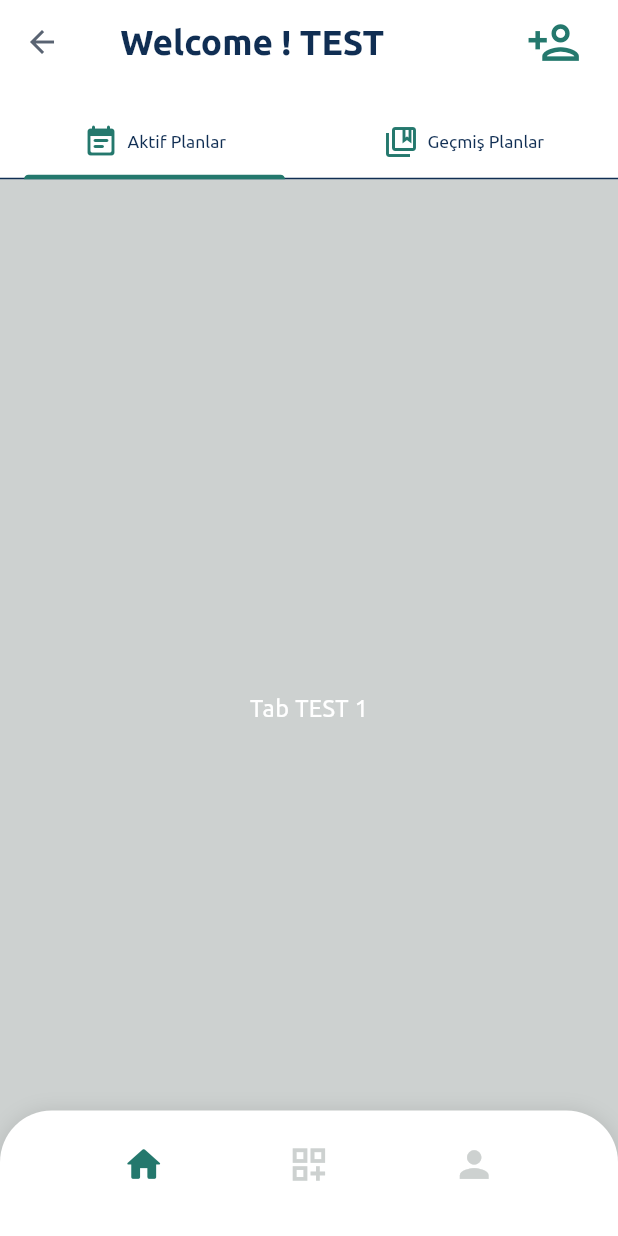
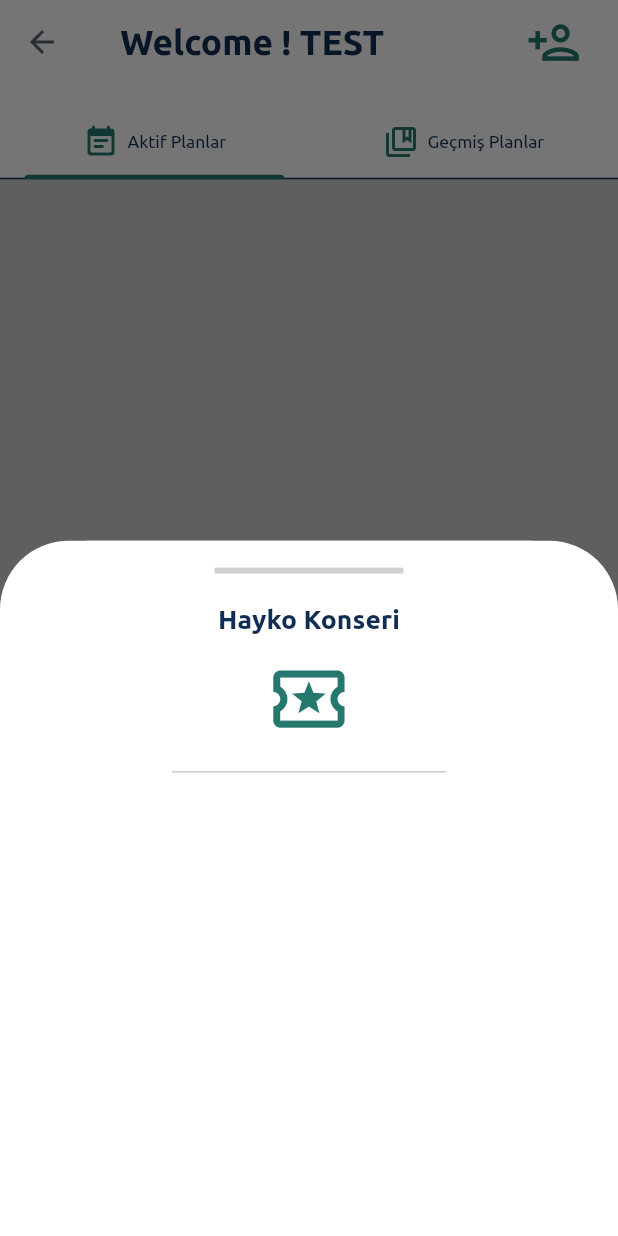
Before and after one commit to kutsaltekbas/planla_app, a Flutter app: the MainView screen opened by its route, after a tap on the "person add" icon, on a phone screen of 412 x 824 dp. Run offline on Flutter 3.47's test engine with Material 3 defaults, Android fonts, the phone set to English and light mode, and no system bars; our stand-ins replace auto_route, easy_localization, firebase_core, flutter_dotenv, flutter_mobx, flutter_screenutil and 2 more; accounts and stored records are empty; generated files the repository leaves out were written again; statements that could not run were skipped; project files that could hold a hidden picture were left out.

Commit message:
join plan bottomsheet ui demo added

```diff
--- a/lib/modules/plan/main/view/main_view.dart
+++ b/lib/modules/plan/main/view/main_view.dart
@@ -33,7 +33,57 @@ class MainView extends StatelessWidget {
                   Padding(
                     padding: context.paddingHorizontal2,
                     child: IconButton(
-                      onPressed: () {},
+                      onPressed: () {
+                        showModalBottomSheet(
+                          backgroundColor: context.colorScheme.onPrimary,
+                          elevation: 5.w,
+                          shape: BeveledRectangleBorder(
+                            borderRadius: BorderRadius.circular(50.w),
+                          ),
+                          context: context,
+                          builder: (context) {
+                            return Container(
+                              width: context.width,
+                              decoration: BoxDecoration(
+                                color: context.colorScheme.onPrimary,
+                                borderRadius: BorderRadius.only(
+                                  topLeft: Radius.circular(40.w),
+                                  topRight: Radius.circular(40.w),
+                                ),
+                              ),
+                              child: Column(
+                                children: [
+                                  customSpacer(10),
+                                  Divider(
+                                    thickness: 3.5.w,
+                                    color: context.colorScheme.surface,
+                                    indent: 125.w,
+                                    endIndent: 125.w,
+                                  ),
+                                  customSpacer(10),
+                                  Text(
+                                    "Hayko Konseri",
+                                    style: context.textTheme.labelLarge,
+                                  ),
+                                  customSpacer(10),
+                                  Icon(
+                                    Icons.local_activity_outlined,
+                                    size: 50.w,
+                                    color: context.colorScheme.background,
+                                  ),
+                                  customSpacer(10),
+                                  Divider(
+                                    thickness: 1.w,
+                                    color: context.colorScheme.surface,
+                                    indent: 100.w,
+                                    endIndent: 100.w,
+                                  ),
+                                ],
+                              ),
+                            );
+                          },
+                        );
+                      },
                       icon: Icon(
                         Icons.person_add_outlined,
                         size: 32.w,
@@ -90,6 +140,8 @@ class MainView extends StatelessWidget {
     );
   }
 
+  SizedBox customSpacer(int space) => SizedBox(height: space.h);
+
   Tab tabBuilder(BuildContext context, String tabText, IconData tabIcon) {
     return Tab(
       iconMargin: EdgeInsets.zero,
```
